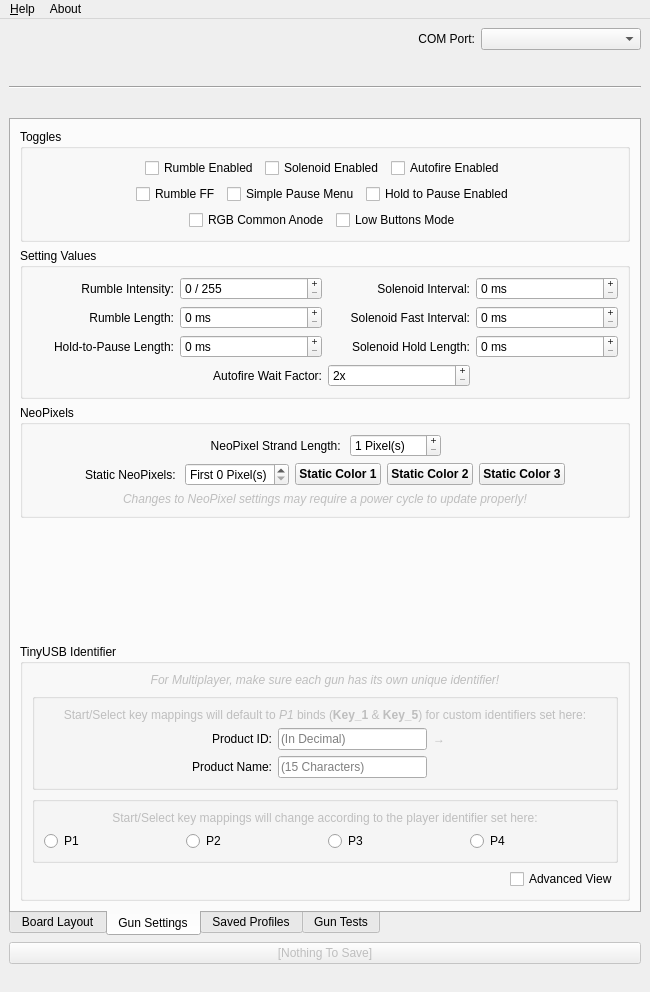
Old version of the form src/appmainwindow.ui in the repository TeamOpenFIRE/OpenFIRE-App.
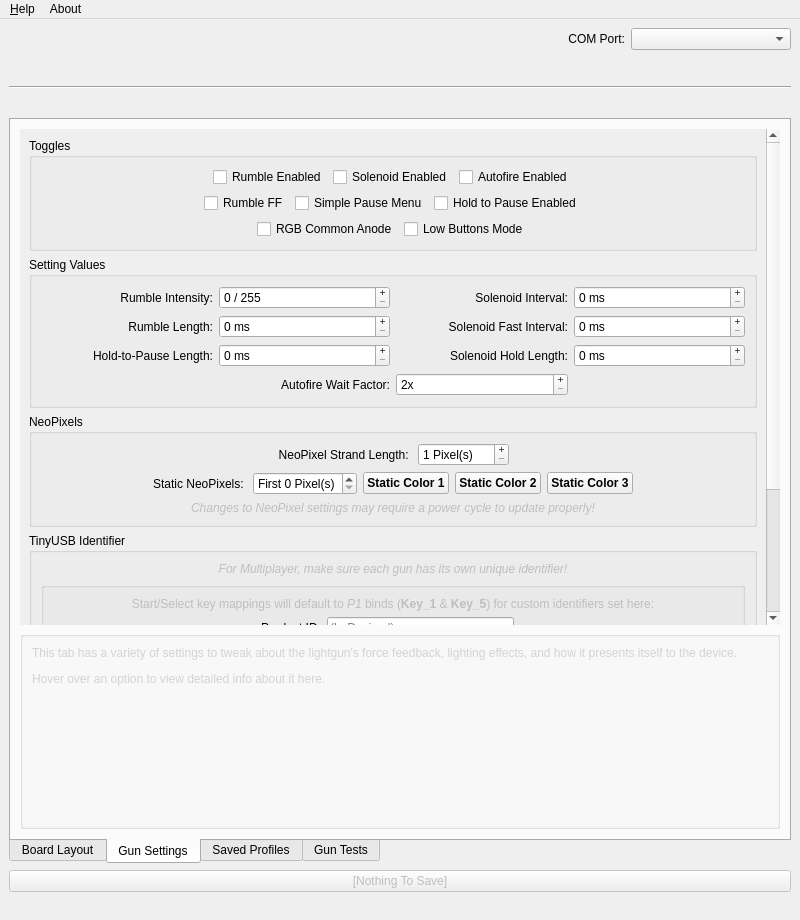
New version of the form. The open tabs and pages were chosen to show the change. Icons and pictures are not drawn.

Commit message: Initial support for interactive board pin display, port Nero description system over Debugging the highlight copy method specifically took way longer than I'd like to admit... the descriptive texts also don't cover the profiles screen yet. Pin highlighting requires that each board vector be modified to add glow elements with specific IDs, with formatting also needing to be manually tweaked in a text editor. BUT, it works dammit.

```diff
--- a/src/appmainwindow.ui
+++ b/src/appmainwindow.ui
@@ -9,19 +9,10 @@
    <rect>
     <x>0</x>
     <y>0</y>
-    <width>650</width>
-    <height>992</height>
+    <width>800</width>
+    <height>920</height>
    </rect>
   </property>
-  <property name="sizePolicy">
-   <sizepolicy hsizetype="Preferred" vsizetype="Preferred">
-    <horstretch>0</horstretch>
-    <verstretch>0</verstretch>
-   </sizepolicy>
-  </property>
-  <property name="windowTitle">
-   <string>OpenFIRE App - Tsuzura [v2.2]</string>
-  </property>
   <property name="windowIcon">
    <iconset resource="../img/vectors.qrc">
     <normaloff>:/icon/icon.png</normaloff>:/icon/icon.png</iconset>
@@ -257,7 +248,31 @@
        <attribute name="title">
         <string>Gun Settings</string>
        </attribute>
-       <layout class="QVBoxLayout" name="verticalLayout_7" stretch="0,0,0,1,0">
+       <layout class="QVBoxLayout" name="verticalLayout_7" stretch="5,2">
+        <item>
+         <widget class="QScrollArea" name="settingsScrollArea">
+          <property name="frameShape">
+           <enum>QFrame::Shape::NoFrame</enum>
+          </property>
+          <property name="frameShadow">
+           <enum>QFrame::Shadow::Plain</enum>
+          </property>
+          <property name="horizontalScrollBarPolicy">
+           <enum>Qt::ScrollBarPolicy::ScrollBarAlwaysOff</enum>
+          </property>
+          <property name="widgetResizable">
+           <bool>true</bool>
+          </property>
+          <widget class="QWidget" name="settingsScrollContents">
+           <property name="geometry">
+            <rect>
+             <x>0</x>
+             <y>0</y>
+             <width>746</width>
+             <height>702</height>
+            </rect>
+           </property>
+           <layout class="QVBoxLayout" name="verticalLayout_3">
         <item>
          <widget class="QGroupBox" name="TogglesGroup">
           <property name="sizePolicy">
@@ -450,7 +465,7 @@
          </widget>
         </item>
         <item>
-         <widget class="QGroupBox" name="groupBox_2">
+             <widget class="QGroupBox" name="SettingsGroup">
           <property name="enabled">
            <bool>true</bool>
           </property>
@@ -895,19 +910,6 @@
           </layout>
          </widget>
         </item>
-        <item>
-         <spacer name="verticalSpacer">
-          <property name="orientation">
-           <enum>Qt::Orientation::Vertical</enum>
-          </property>
-          <property name="sizeHint" stdset="0">
-           <size>
-            <width>20</width>
-            <height>0</height>
-           </size>
-          </property>
-         </spacer>
-        </item>
         <item>
          <widget class="QGroupBox" name="tinyUSBGroupboxNew">
           <property name="title">
@@ -1120,28 +1122,37 @@
               </item>
               <item>
                <layout class="QHBoxLayout" name="horizontalLayout_8">
-                <item>
+                    <item alignment="Qt::AlignmentFlag::AlignHCenter">
                  <widget class="QRadioButton" name="tUSB_p1">
                   <property name="text">
                    <string>P1</string>
                   </property>
-                 </widget>
-                </item>
-                <item>
+                      <property name="trackable" stdset="0">
+                       <number>1</number>
+                      </property>
+                     </widget>
+                    </item>
+                    <item alignment="Qt::AlignmentFlag::AlignHCenter">
                  <widget class="QRadioButton" name="tUSB_p2">
                   <property name="text">
                    <string>P2</string>
                   </property>
-                 </widget>
-                </item>
-                <item>
+                      <property name="trackable" stdset="0">
+                       <number>1</number>
+                      </property>
+                     </widget>
+                    </item>
+                    <item alignment="Qt::AlignmentFlag::AlignHCenter">
                  <widget class="QRadioButton" name="tUSB_p3">
                   <property name="text">
                    <string>P3</string>
                   </property>
-                 </widget>
-                </item>
-                <item>
+                      <property name="trackable" stdset="0">
+                       <number>1</number>
+                      </property>
+                     </widget>
+                    </item>
+                    <item alignment="Qt::AlignmentFlag::AlignHCenter">
                  <widget class="QRadioButton" name="tUSB_p4">
                   <property name="text">
                    <string>P4</string>
@@ -1158,6 +1169,49 @@
              <property name="text">
               <string>Advanced View</string>
              </property>
+                 <property name="trackable" stdset="0">
+                  <number>1</number>
+                 </property>
+                </widget>
+               </item>
+              </layout>
+             </widget>
+            </item>
+           </layout>
+          </widget>
+         </widget>
+        </item>
+        <item>
+         <widget class="QGroupBox" name="settingsDescBox">
+          <property name="font">
+           <font>
+            <bold>true</bold>
+           </font>
+          </property>
+          <property name="styleSheet">
+           <string notr="true">QGroupBox::title { color: yellow }</string>
+          </property>
+          <property name="title">
+           <string/>
+          </property>
+          <layout class="QVBoxLayout" name="settingsDescLayout">
+           <item>
+            <widget class="QLabel" name="settingsDescText">
+             <property name="styleSheet">
+              <string notr="true">color: lightgray</string>
+             </property>
+             <property name="text">
+              <string>&lt;html&gt;&lt;head/&gt;&lt;body&gt;&lt;p&gt;This tab has a variety of settings to tweak about the lightgun's force feedback, lighting effects, and how it presents itself to the device.&lt;/p&gt;&lt;p&gt;Hover over an option to view detailed info about it here.&lt;/p&gt;&lt;/body&gt;&lt;/html&gt;</string>
+             </property>
+             <property name="alignment">
+              <set>Qt::AlignmentFlag::AlignLeading|Qt::AlignmentFlag::AlignLeft|Qt::AlignmentFlag::AlignTop</set>
+             </property>
+             <property name="wordWrap">
+              <bool>true</bool>
+             </property>
+             <property name="openExternalLinks">
+              <bool>true</bool>
+             </property>
             </widget>
            </item>
           </layout>
@@ -1535,7 +1589,7 @@
     <rect>
      <x>0</x>
      <y>0</y>
-     <width>650</width>
+     <width>800</width>
      <height>20</height>
     </rect>
    </property>
```
Left out of the diff: 336 changed lines with no effect on the pictures. Lines whose indentation alone changed are shown as unchanged. The commit also changes 3 other files.
